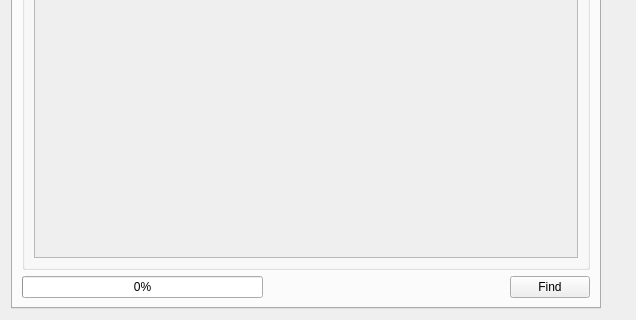
Before: the Qt Designer form ui/gui/resources/search.ui in halbbob/dff, drawn with Qt 5; both pictures show x 0 to 636 and y 257 to 577 of the 636 by 577 pixel window.
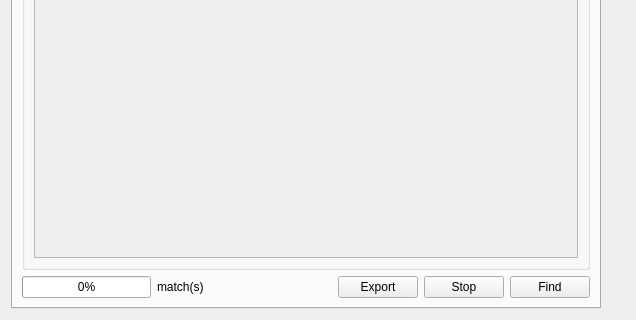
After: the same form once the commit is applied. Icons and pictures are not drawn.

Commit message: * Possibility to stop a running search ** enhanced events management in vfsitemmodel and search_widget * Dynamic update of the number of matching nodes * Possibility to export a search in the Searched items node ** a window is popped up to query the user the desired name

Patch:
```diff
--- a/ui/gui/resources/search.ui
+++ b/ui/gui/resources/search.ui
@@ -178,6 +178,19 @@
            <property name="value">
             <number>0</number>
            </property>
+           <property name="textDirection">
+            <enum>QProgressBar::TopToBottom</enum>
+           </property>
+           <property name="format">
+            <string>%p%</string>
+           </property>
+          </widget>
+         </item>
+         <item>
+          <widget class="QLabel" name="totalHits">
+           <property name="text">
+            <string>match(s)</string>
+           </property>
           </widget>
          </item>
          <item>
@@ -193,6 +206,20 @@
            </property>
           </spacer>
          </item>
+         <item>
+          <widget class="QPushButton" name="exportButton">
+           <property name="text">
+            <string>Export</string>
+           </property>
+          </widget>
+         </item>
+         <item>
+          <widget class="QPushButton" name="stopSearchButton">
+           <property name="text">
+            <string>Stop</string>
+           </property>
+          </widget>
+         </item>
          <item>
           <widget class="QPushButton" name="launchSearchButton">
            <property name="text">
```
Left out of the diff: 4 changed lines with no effect on the pictures. The commit also changes 2 other files.
